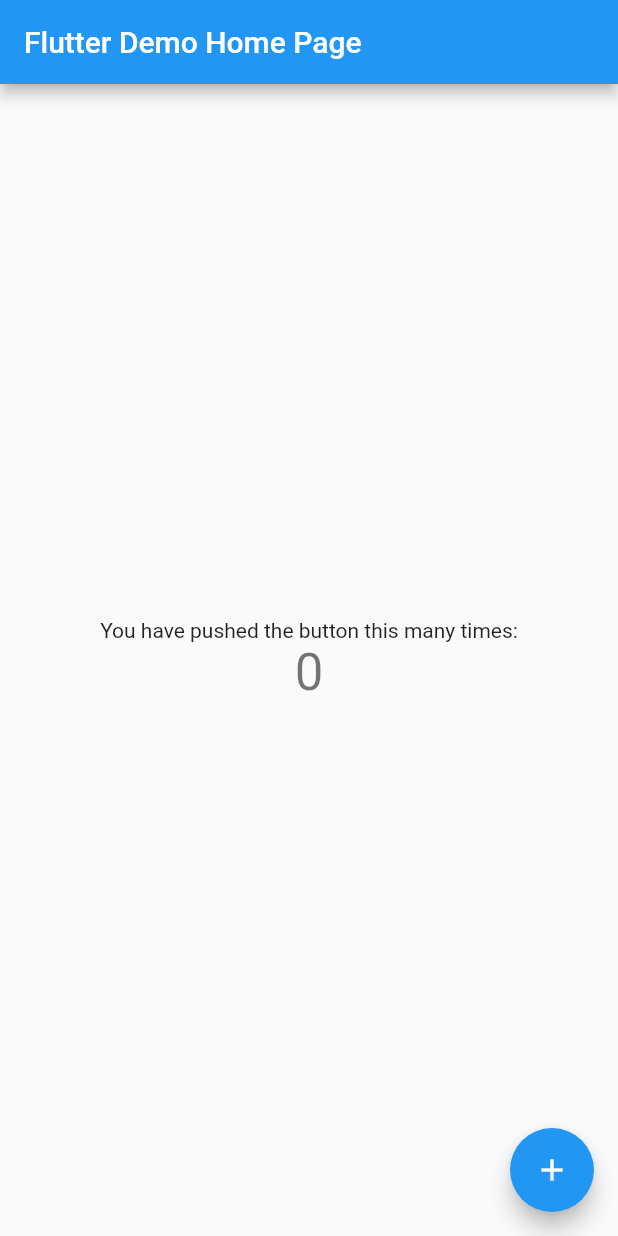
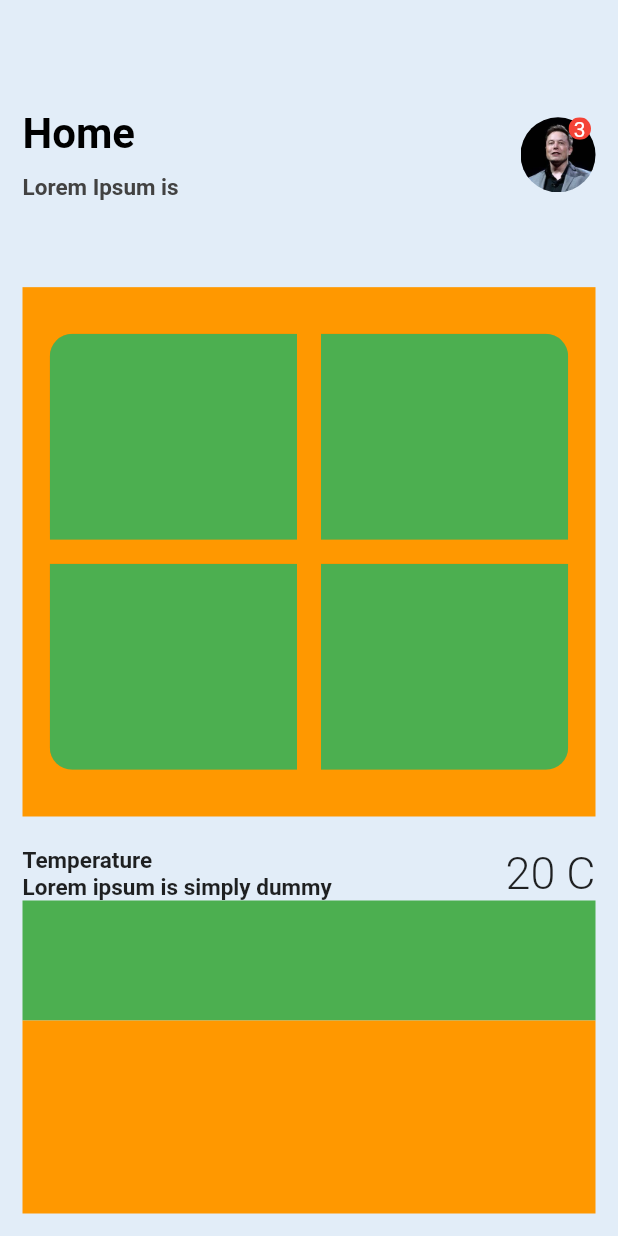
Before and after one commit to vinothvino42/smart-home-neomorphism-app, a Flutter app: the screen it shows after launch, on a phone screen of 412 x 824 dp. Run offline on Flutter 3.47's test engine with Material 2 defaults, Android fonts, the phone set to English and light mode, and no system bars.

Commit message:
Add home screen and header, service view

```diff
--- /dev/null
+++ b/lib/components/header_view.dart
@@ -0,0 +1,66 @@
+import 'package:flutter/material.dart';
+
+class HeaderView extends StatelessWidget {
+  const HeaderView({
+    Key key,
+  }) : super(key: key);
+
+  @override
+  Widget build(BuildContext context) {
+    return Container(
+      child: Row(
+        children: <Widget>[
+          Column(
+            mainAxisAlignment: MainAxisAlignment.center,
+            crossAxisAlignment: CrossAxisAlignment.start,
+            children: <Widget>[
+              Text(
+                'Home',
+                style: TextStyle(
+                  fontSize: 28.0,
+                  fontWeight: FontWeight.w600,
+                  color: Colors.black,
+                ),
+              ),
+              SizedBox(
+                height: 10.0,
+              ),
+              Text(
+                'Lorem Ipsum is',
+                style: TextStyle(
+                  fontSize: 15.0,
+                  fontWeight: FontWeight.w600,
+                  color: Colors.grey[800],
+                ),
+              )
+            ],
+          ),
+          Spacer(),
+          Stack(
+            children: <Widget>[
+              ClipOval(
+              child: Image.asset(
+                'assets/images/elon.jpg',
+                height: 50.0,
+                width: 50.0,
+                fit: BoxFit.cover,
+              ),
+            ),
+            Positioned(
+              right: 3.0,
+              child: ClipOval(
+                child: Container(
+                  color: Colors.red,
+                  height: 15.0,
+                  width: 15.0,
+                  child: Center(child: Text('3', style: TextStyle(color: Colors.white),)),
+                ),
+              ),
+            )
+            ],
+          ),
+        ],
+      ),
+    );
+  }
+}
--- /dev/null
+++ b/lib/components/home_service_view.dart
@@ -0,0 +1,69 @@
+import 'package:flutter/material.dart';
+
+class HomeServiceView extends StatelessWidget {
+  @override
+  Widget build(BuildContext context) {
+    return Container(
+      alignment: Alignment.center,
+      color: Colors.orange,
+      child: Wrap(
+        direction: Axis.horizontal,
+        children: _buildHomeServiceMenu(context),
+      ),
+    );
+  }
+
+  List<Padding> _buildHomeServiceMenu(BuildContext context) {
+    return List.generate(
+      4,
+      (index) => Padding(
+        padding:
+            const EdgeInsets.only(left: 8.0, right: 8.0, bottom: 8.0, top: 8.0),
+        child: _buildMenu(index, context),
+      ),
+    );
+  }
+
+  ClipRRect _buildMenu(int index, BuildContext context) {
+    BorderRadius borderRaidus;
+
+    switch (index) {
+      case 0:
+        borderRaidus = BorderRadius.only(topLeft: Radius.circular(15.0));
+        break;
+      case 1:
+        borderRaidus = BorderRadius.only(topRight: Radius.circular(15.0));
+        break;
+      case 2:
+        borderRaidus = BorderRadius.only(bottomLeft: Radius.circular(15.0));
+        break;
+      default:
+        borderRaidus = BorderRadius.only(bottomRight: Radius.circular(15.0));
+    }
+
+    return ClipRRect(
+      borderRadius: borderRaidus,
+      child: Container(
+        padding: const EdgeInsets.all(10.0),
+        height: MediaQuery.of(context).size.height / 6,
+        width: MediaQuery.of(context).size.width / 2.5,
+        decoration: BoxDecoration(
+          // borderRadius: BorderRadius.circular(10.0),
+          color: Colors.green,
+          boxShadow: [
+            BoxShadow(
+              offset: Offset(-3, -3),
+              color: Colors.black12,
+              blurRadius: 5,
+            ),
+            BoxShadow(
+              offset: Offset(3, 3),
+              color: Colors.orange,
+              blurRadius: 5,
+            ),
+          ],
+        ),
+      ),
+    );
+  }
+}
--- /dev/null
+++ b/lib/components/temperature_view.dart
@@ -0,0 +1,60 @@
+import 'package:flutter/material.dart';
+
+class TemeratureView extends StatelessWidget {
+  @override
+  Widget build(BuildContext context) {
+    return Container(
+      margin: const EdgeInsets.only(top: 20.0),
+      child: Column(
+        children: <Widget>[
+          Row(
+            children: <Widget>[
+              Column(
+                crossAxisAlignment: CrossAxisAlignment.start,
+                mainAxisAlignment: MainAxisAlignment.center,
+                children: <Widget>[
+                  Text(
+                    'Temperature',
+                    style: TextStyle(
+                      fontSize: 15.0,
+                      fontWeight: FontWeight.w600,
+                    ),
+                  ),
+                  Text(
+                    'Lorem ipsum is simply dummy',
+                    style: TextStyle(
+                      fontSize: 15.0,
+                      fontWeight: FontWeight.w600,
+                    ),
+                  )
+                ],
+              ),
+              Spacer(),
+              Text(
+                '20 C',
+                style: TextStyle(fontSize: 30.0, fontWeight: FontWeight.w300),
+              )
+            ],
+          ),
+          Expanded(
+            child: Container(
+              child: Column(
+                children: <Widget>[
+                  Container(
+                    color: Colors.green,
+                    height: 80.0,
+                  ),
+                  Expanded(
+                    child: Container(
+                      color: Colors.orange,
+                    ),
+                  ),
+                ],
+              ),
+            ),
+          ),
+        ],
+      ),
+    );
+  }
+}
--- a/lib/main.dart
+++ b/lib/main.dart
@@ -1,117 +1,19 @@
 import 'package:flutter/material.dart';
+import 'package:smart_home_neomorphism_app/screens/home.dart';
+import 'package:smart_home_neomorphism_app/theme/style.dart';
 
 void main() {
   runApp(MyApp());
 }
 
 class MyApp extends StatelessWidget {
-  // This widget is the root of your application.
   @override
   Widget build(BuildContext context) {
     return MaterialApp(
       title: 'Flutter Demo',
-      theme: ThemeData(
-        // This is the theme of your application.
-        //
-        // Try running your application with "flutter run". You'll see the
-        // application has a blue toolbar. Then, without quitting the app, try
-        // changing the primarySwatch below to Colors.green and then invoke
-        // "hot reload" (press "r" in the console where you ran "flutter run",
-        // or simply save your changes to "hot reload" in a Flutter IDE).
-        // Notice that the counter didn't reset back to zero; the application
-        // is not restarted.
-        primarySwatch: Colors.blue,
-        // This makes the visual density adapt to the platform that you run
-        // the app on. For desktop platforms, the controls will be smaller and
-        // closer together (more dense) than on mobile platforms.
-        visualDensity: VisualDensity.adaptivePlatformDensity,
-      ),
-      home: MyHomePage(title: 'Flutter Demo Home Page'),
+      debugShowCheckedModeBanner: false,
+      theme: appTheme(),
+      home: HomeScreen(),
     );
   }
 }
-
-class MyHomePage extends StatefulWidget {
-  MyHomePage({Key key, this.title}) : super(key: key);
-
-  // This widget is the home page of your application. It is stateful, meaning
-  // that it has a State object (defined below) that contains fields that affect
-  // how it looks.
-
-  // This class is the configuration for the state. It holds the values (in this
-  // case the title) provided by the parent (in this case the App widget) and
-  // used by the build method of the State. Fields in a Widget subclass are
-  // always marked "final".
-
-  final String title;
-
-  @override
-  _MyHomePageState createState() => _MyHomePageState();
-}
-
-class _MyHomePageState extends State<MyHomePage> {
-  int _counter = 0;
-
-  void _incrementCounter() {
-    setState(() {
-      // This call to setState tells the Flutter framework that something has
-      // changed in this State, which causes it to rerun the build method below
-      // so that the display can reflect the updated values. If we changed
-      // _counter without calling setState(), then the build method would not be
-      // called again, and so nothing would appear to happen.
-      _counter++;
-    });
-  }
-
-  @override
-  Widget build(BuildContext context) {
-    // This method is rerun every time setState is called, for instance as done
-    // by the _incrementCounter method above.
-    //
-    // The Flutter framework has been optimized to make rerunning build methods
-    // fast, so that you can just rebuild anything that needs updating rather
-    // than having to individually change instances of widgets.
-    return Scaffold(
-      appBar: AppBar(
-        // Here we take the value from the MyHomePage object that was created by
-        // the App.build method, and use it to set our appbar title.
-        title: Text(widget.title),
-      ),
-      body: Center(
-        // Center is a layout widget. It takes a single child and positions it
-        // in the middle of the parent.
-        child: Column(
-          // Column is also a layout widget. It takes a list of children and
-          // arranges them vertically. By default, it sizes itself to fit its
-          // children horizontally, and tries to be as tall as its parent.
-          //
-          // Invoke "debug painting" (press "p" in the console, choose the
-          // "Toggle Debug Paint" action from the Flutter Inspector in Android
-          // Studio, or the "Toggle Debug Paint" command in Visual Studio Code)
-          // to see the wireframe for each widget.
-          //
-          // Column has various properties to control how it sizes itself and
-          // how it positions its children. Here we use mainAxisAlignment to
-          // center the children vertically; the main axis here is the vertical
-          // axis because Columns are vertical (the cross axis would be
-          // horizontal).
-          mainAxisAlignment: MainAxisAlignment.center,
-          children: <Widget>[
-            Text(
-              'You have pushed the button this many times:',
-            ),
-            Text(
-              '$_counter',
-              style: Theme.of(context).textTheme.headline4,
-            ),
-          ],
-        ),
-      ),
-      floatingActionButton: FloatingActionButton(
-        onPressed: _incrementCounter,
-        tooltip: 'Increment',
-        child: Icon(Icons.add),
-      ), // This trailing comma makes auto-formatting nicer for build methods.
-    );
-  }
-}
--- /dev/null
+++ b/lib/screens/home.dart
@@ -0,0 +1,38 @@
+import 'package:flutter/material.dart';
+import 'package:smart_home_neomorphism_app/components/header_view.dart';
+import 'package:smart_home_neomorphism_app/components/home_service_view.dart';
+import 'package:smart_home_neomorphism_app/components/temperature_view.dart';
+
+class HomeScreen extends StatelessWidget {
+  @override
+  Widget build(BuildContext context) {
+    return Scaffold(
+      body: Container(
+        margin: const EdgeInsets.all(15.0),
+        child: Column(
+          children: <Widget>[
+            Expanded(
+              flex: 2,
+              child: Column(
+                children: <Widget>[
+                  Expanded(
+                    flex: 1,
+                    child: HeaderView(),
+                  ),
+                  Expanded(
+                    flex: 2,
+                    child: HomeServiceView(),
+                  ),
+                ],
+              ),
+            ),
+            Expanded(
+              flex: 1,
+              child: TemeratureView()
+            ),
+          ],
+        ),
+      ),
+    );
+  }
+}
--- /dev/null
+++ b/lib/theme/style.dart
@@ -0,0 +1,10 @@
+import 'package:flutter/material.dart';
+import 'package:smart_home_neomorphism_app/utilities/hex_color.dart';
+
+ThemeData appTheme() => ThemeData(
+  backgroundColor: HexColor('#E2EDF8'),
+  primaryColor: HexColor('#E2EDF8'),
+  accentColor: Colors.blue,
+  cursorColor: Colors.blue,
+  scaffoldBackgroundColor: HexColor('#E2EDF8'),
+);
--- /dev/null
+++ b/lib/utilities/app_colors.dart
@@ -0,0 +1,3 @@
+import 'hex_color.dart';
+
+final subTitleColor = HexColor('#7C879D');
--- /dev/null
+++ b/lib/utilities/hex_color.dart
@@ -0,0 +1,13 @@
+import 'dart:ui';
+
+class HexColor extends Color {
+  static int _getColorFromHex(String hexColor) {
+    hexColor = hexColor.toUpperCase().replaceAll('#', '');
+    if (hexColor.length == 6) {
+      hexColor = 'FF' + hexColor;
+    }
+    return int.parse(hexColor, radix: 16);
+  }
+
+  HexColor(final String hexColor) : super(_getColorFromHex(hexColor));
+}
--- a/pubspec.yaml
+++ b/pubspec.yaml
@@ -45,8 +45,8 @@
   uses-material-design: true
 
   # To add assets to your application, add an assets section, like this:
-  # assets:
-  #   - images/a_dot_burr.jpeg
+  assets:
+    - assets/images/elon.jpg
   #   - images/a_dot_ham.jpeg
 
   # An image asset can refer to one or more resolution-specific "variants", see
```
Also changed, not shown: assets/images/elon.jpg (added).
